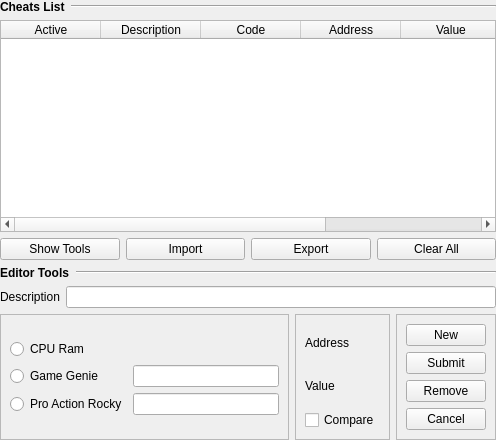
This is src/gui/designer/wdgCheatsEditor.ui in punesemu/puNES as Qt 5 draws it before an edit. The edited form follows.
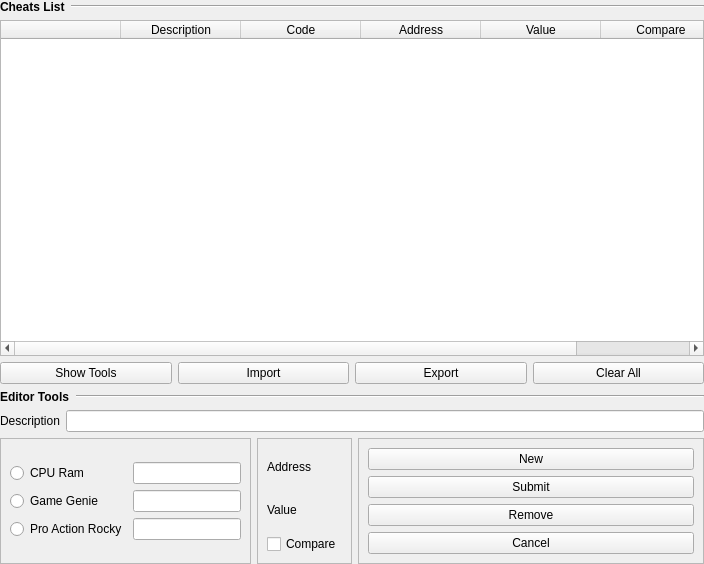
This is the edited form.

Commit message:
Now the settings window is resizable, also fixed several bugs in the Cheat Editor and in the Input Settings.
Cheat Editor:
- Fixed several table display errors.
- Active cheats are now easily identifiable thanks to a different color.
- Fixed a bug that did not activate the selected cheat correctly.
- Cheat description tooltip enabled.
Input settings:
- Minor cosmetic changes.

The edit to the form file:
```diff
--- a/src/gui/designer/wdgCheatsEditor.ui
+++ b/src/gui/designer/wdgCheatsEditor.ui
@@ -6,8 +6,8 @@
    <rect>
     <x>0</x>
     <y>0</y>
-    <width>496</width>
-    <height>440</height>
+    <width>704</width>
+    <height>564</height>
    </rect>
   </property>
   <property name="windowTitle">
@@ -100,9 +100,6 @@
         <property name="selectionBehavior">
          <enum>QAbstractItemView::SelectRows</enum>
         </property>
-        <property name="showGrid">
-         <bool>false</bool>
-        </property>
         <property name="sortingEnabled">
          <bool>true</bool>
         </property>
@@ -113,14 +110,11 @@
          <number>6</number>
         </property>
         <attribute name="horizontalHeaderDefaultSectionSize">
-         <number>100</number>
-        </attribute>
-        <attribute name="horizontalHeaderStretchLastSection">
-         <bool>true</bool>
+         <number>120</number>
         </attribute>
         <column>
          <property name="text">
-          <string>Active</string>
+          <string/>
          </property>
         </column>
         <column>
@@ -132,21 +126,33 @@
          <property name="text">
           <string>Code</string>
          </property>
+         <property name="textAlignment">
+          <set>AlignCenter</set>
+         </property>
         </column>
         <column>
          <property name="text">
           <string>Address</string>
          </property>
+         <property name="textAlignment">
+          <set>AlignCenter</set>
+         </property>
         </column>
         <column>
          <property name="text">
           <string>Value</string>
          </property>
+         <property name="textAlignment">
+          <set>AlignCenter</set>
+         </property>
         </column>
         <column>
          <property name="text">
           <string>Compare</string>
          </property>
+         <property name="textAlignment">
+          <set>AlignCenter</set>
+         </property>
         </column>
        </widget>
       </item>
@@ -266,6 +272,12 @@
              </item>
              <item row="2" column="1">
               <widget class="QLineEdit" name="lineEdit_ProAR">
+               <property name="sizePolicy">
+                <sizepolicy hsizetype="Preferred" vsizetype="Fixed">
+                 <horstretch>0</horstretch>
+                 <verstretch>0</verstretch>
+                </sizepolicy>
+               </property>
                <property name="maxLength">
                 <number>8</number>
                </property>
@@ -287,11 +299,33 @@
              </item>
              <item row="1" column="1">
               <widget class="QLineEdit" name="lineEdit_GG">
+               <property name="sizePolicy">
+                <sizepolicy hsizetype="Preferred" vsizetype="Fixed">
+                 <horstretch>0</horstretch>
+                 <verstretch>0</verstretch>
+                </sizepolicy>
+               </property>
                <property name="maxLength">
                 <number>8</number>
                </property>
               </widget>
              </item>
+             <item row="0" column="1">
+              <widget class="QLineEdit" name="lineEdit_Ram">
+               <property name="sizePolicy">
+                <sizepolicy hsizetype="Preferred" vsizetype="Fixed">
+                 <horstretch>0</horstretch>
+                 <verstretch>0</verstretch>
+                </sizepolicy>
+               </property>
+               <property name="maxLength">
+                <number>8</number>
+               </property>
+               <property name="readOnly">
+                <bool>true</bool>
+               </property>
+              </widget>
+             </item>
             </layout>
            </item>
           </layout>
@@ -336,6 +370,12 @@
         </item>
         <item>
          <widget class="QFrame" name="frame_Buttons">
+          <property name="sizePolicy">
+           <sizepolicy hsizetype="Expanding" vsizetype="Preferred">
+            <horstretch>0</horstretch>
+            <verstretch>0</verstretch>
+           </sizepolicy>
+          </property>
           <property name="frameShape">
            <enum>QFrame::StyledPanel</enum>
           </property>
@@ -347,6 +387,12 @@
             <layout class="QGridLayout" name="gridLayout_Edit_Buttons">
              <item row="1" column="0">
               <widget class="QPushButton" name="pushButton_Submit_Cheat">
+               <property name="sizePolicy">
+                <sizepolicy hsizetype="Preferred" vsizetype="Fixed">
+                 <horstretch>0</horstretch>
+                 <verstretch>0</verstretch>
+                </sizepolicy>
+               </property>
                <property name="text">
                 <string>Submit</string>
                </property>
@@ -354,6 +400,12 @@
              </item>
              <item row="0" column="0">
               <widget class="QPushButton" name="pushButton_New_Cheat">
+               <property name="sizePolicy">
+                <sizepolicy hsizetype="Preferred" vsizetype="Fixed">
+                 <horstretch>0</horstretch>
+                 <verstretch>0</verstretch>
+                </sizepolicy>
+               </property>
                <property name="text">
                 <string>New</string>
                </property>
@@ -361,6 +413,12 @@
              </item>
              <item row="2" column="0">
               <widget class="QPushButton" name="pushButton_Remove_Cheat">
+               <property name="sizePolicy">
+                <sizepolicy hsizetype="Preferred" vsizetype="Fixed">
+                 <horstretch>0</horstretch>
+                 <verstretch>0</verstretch>
+                </sizepolicy>
+               </property>
                <property name="text">
                 <string>Remove</string>
                </property>
@@ -368,6 +426,12 @@
              </item>
              <item row="3" column="0">
               <widget class="QPushButton" name="pushButton_Cancel_Cheat">
+               <property name="sizePolicy">
+                <sizepolicy hsizetype="Preferred" vsizetype="Fixed">
+                 <horstretch>0</horstretch>
+                 <verstretch>0</verstretch>
+                </sizepolicy>
+               </property>
                <property name="text">
                 <string>Cancel</string>
                </property>
```
The commit also changes 20 other files.
